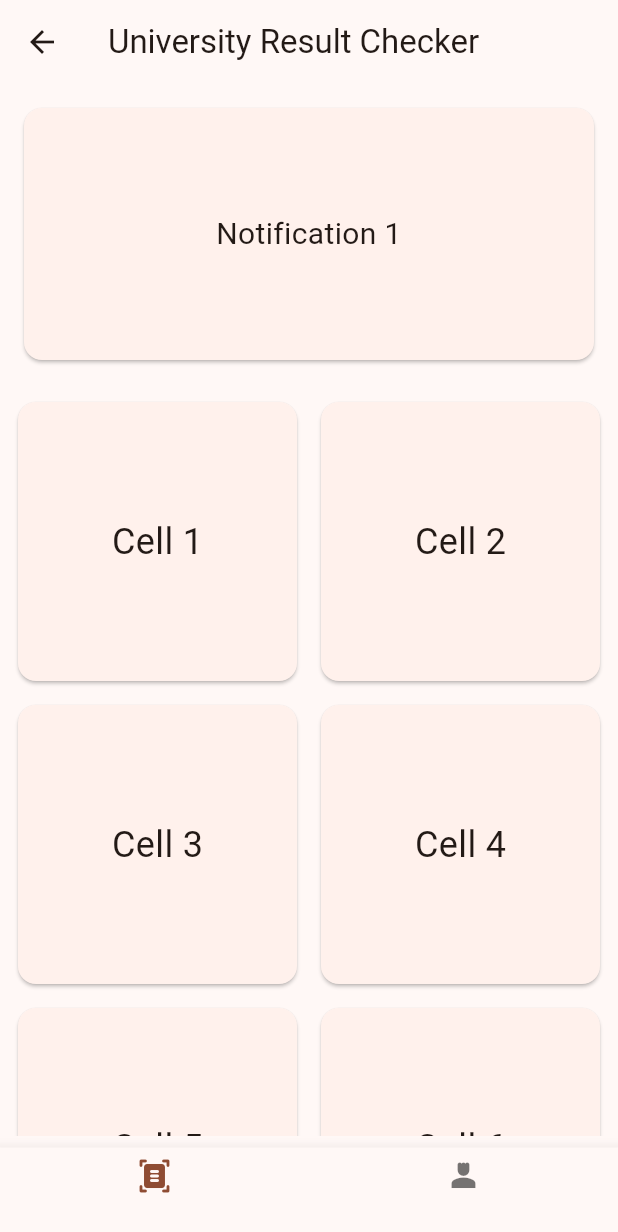
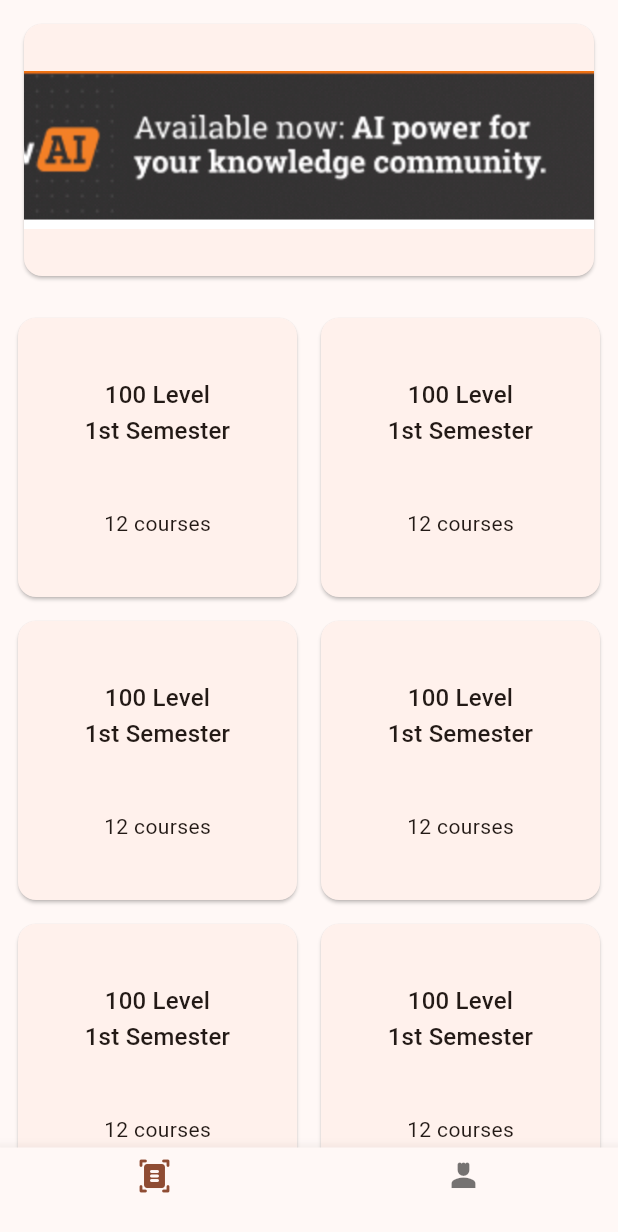
Before and after one commit to ANTONINEUTRON/ful_result_checker, a Flutter app: the screen it shows after launch, after a tap on "Get Started", after a tap on "Submit", on a phone screen of 412 x 824 dp. Shown: the top 1232 px of the screen. Run offline on Flutter 3.47's test engine with Material 3 defaults, Android fonts, the phone set to English and light mode, and no system bars; our stand-ins replace freezed_annotation.

Commit message:
Good point to pause

```diff
--- a/lib/pages/dashboard_home_view.dart
+++ b/lib/pages/dashboard_home_view.dart
@@ -1,5 +1,7 @@
-
 import 'package:flutter/material.dart';
+import 'package:ful_result_checker/pages/result_view_page.dart';
+import 'package:ful_result_checker/widgets/course_item.dart';
+import 'package:ful_result_checker/widgets/notifications.dart';
 
 class DashboardHomeView extends StatelessWidget {
   const DashboardHomeView({super.key});
@@ -7,81 +9,32 @@ class DashboardHomeView extends StatelessWidget {
   @override
   Widget build(BuildContext context) {
     return Scaffold(
-      appBar: AppBar(
-        title: Text('University Result Checker'),
-      ),
-      body: Column(
-        children: [
-          // Notification PageView
-          Container(
-            height: 200,
-            child: PageView(
-              children: [
-                NotificationCard(message: 'Notification 1'),
-                NotificationCard(message: 'Notification 2'),
-                NotificationCard(message: 'Notification 3'),
-              ],
-            ),
-          ),
-          // GridView with 8 cells in 2x2 layout
-          Expanded(
-            child: Padding(
+      body: SingleChildScrollView(
+        child: Column(
+          children: [
+            // Notification PageView
+            const Notifications(),
+            // GridView with 8 cells in 2x2 layout
+            Padding(
               padding: const EdgeInsets.all(8.0),
               child: GridView.builder(
-                gridDelegate: SliverGridDelegateWithFixedCrossAxisCount(
+                gridDelegate: const SliverGridDelegateWithFixedCrossAxisCount(
                   crossAxisCount: 2,
                   childAspectRatio: 1.0,
                   crossAxisSpacing: 8.0,
                   mainAxisSpacing: 8.0,
                 ),
+                shrinkWrap: true,
+                physics: const NeverScrollableScrollPhysics(),
                 itemCount: 8,
                 itemBuilder: (context, index) {
-                  return GridCell(index: index);
+                  return CourseItem(index: index);
                 },
               ),
             ),
-          ),
-        ],
-      ),
-    );
-  }
-}
-
-
-class NotificationCard extends StatelessWidget {
-  final String message;
-
-  const NotificationCard({Key? key, required this.message}) : super(key: key);
-
-  @override
-  Widget build(BuildContext context) {
-    return Card(
-      margin: EdgeInsets.all(16.0),
-      child: Center(
-        child: Text(
-          message,
-          style: TextStyle(fontSize: 20.0),
-          textAlign: TextAlign.center,
+          ],
         ),
       ),
     );
   }
 }
-
-class GridCell extends StatelessWidget {
-  final int index;
-
-  const GridCell({Key? key, required this.index}) : super(key: key);
-
-  @override
-  Widget build(BuildContext context) {
-    return Card(
-      child: Center(
-        child: Text(
-          'Cell ${index + 1}',
-          style: TextStyle(fontSize: 24.0),
-        ),
-      ),
-    );
-  }
-}
--- a/lib/pages/dashboard_profile_view.dart
+++ b/lib/pages/dashboard_profile_view.dart
@@ -1,4 +1,3 @@
-
 import 'package:flutter/material.dart';
 
 class DashboardProfileView extends StatelessWidget {
@@ -6,8 +5,81 @@ class DashboardProfileView extends StatelessWidget {
 
   @override
   Widget build(BuildContext context) {
-    return Container(
-      child: Text(""),
+    return Padding(
+      padding: const EdgeInsets.all(16.0),
+      child: Column(
+        crossAxisAlignment: CrossAxisAlignment.stretch,
+        children: [
+          Container(
+            decoration: const BoxDecoration(
+              shape: BoxShape.circle,
+              color: Colors.white,
+            ),
+            child: const Icon(
+              Icons.person_2,
+              size: 200,
+            ),
+          ),
+          const Text(
+            "Username",
+            textAlign: TextAlign.center,
+            style: TextStyle(
+              fontSize: 18,
+            ),
+          ),
+          const Text(
+            "User Email",
+            textAlign: TextAlign.center,
+            style: TextStyle(
+              fontSize: 18,
+            ),
+          ),
+          const SizedBox(
+            height: 24,
+          ),
+          const ProfileItems(
+            title: "Update Profile",
+          ),
+          const ProfileItems(
+            title: "Change password",
+          ),
+          const ProfileItems(
+            title: "Privacy policy",
+          ),
+          const ProfileItems(
+            title: "Theme",
+          ),
+          const ProfileItems(
+            title: "Sign out",
+            color: Colors.red,
+          ),
+        ],
+      ),
     );
   }
 }
+
+class ProfileItems extends StatelessWidget {
+  const ProfileItems({
+    super.key,
+    required this.title,
+    this.color,
+  });
+
+  final String title;
+  final Color? color;
+
+  @override
+  Widget build(BuildContext context) {
+    return Column(
+      children: [
+        ListTile(
+          title: Text(title),
+          trailing: const Icon(Icons.arrow_forward_ios_outlined),
+          textColor: color,
+        ),
+        const Divider(),
+      ],
+    );
+  }
+}
--- a/lib/pages/home_page.dart
+++ b/lib/pages/home_page.dart
@@ -40,10 +40,7 @@ class _HomePageState extends State<HomePage> {
                 const SizedBox(height: 10),
                 const Text(
                   'Result Checker',
-                  style: TextStyle(
-                    fontSize: 22,
-                    fontWeight: FontWeight.bold
-                  ),
+                  style: TextStyle(fontSize: 22, fontWeight: FontWeight.bold),
                   textAlign: TextAlign.center,
                 ),
                 const SizedBox(height: 50),
@@ -75,7 +72,6 @@ class _HomePageState extends State<HomePage> {
                                     border: OutlineInputBorder(),
                                     label: Text("Enter your matric number"),
                                   ),
-
                                 ),
                                 const SizedBox(
                                   height: 16,
@@ -87,7 +83,9 @@ class _HomePageState extends State<HomePage> {
                                   ),
                                   obscureText: true,
                                 ),
-                                const SizedBox(height: 24,),
+                                const SizedBox(
+                                  height: 24,
+                                ),
                                 ElevatedButton(
                                   style: ElevatedButton.styleFrom(
                                     padding: const EdgeInsets.symmetric(
@@ -98,7 +96,10 @@ class _HomePageState extends State<HomePage> {
                                     backgroundColor: Colors.green,
                                     foregroundColor: Colors.white,
                                   ),
-                                  onPressed: () => Navigator.push(context, DashboardPage.route()),
+                                  onPressed: () => Navigator.pushReplacement(
+                                    context,
+                                    DashboardPage.route(),
+                                  ),
                                   child: const Text("Submit"),
                                 )
                               ],
@@ -109,7 +110,9 @@ class _HomePageState extends State<HomePage> {
                           onPressed: () => _toggleShowLogin(),
                           style: ElevatedButton.styleFrom(
                             padding: const EdgeInsets.symmetric(
-                                horizontal: 50, vertical: 15),
+                              horizontal: 50,
+                              vertical: 15,
+                            ),
                             textStyle: const TextStyle(fontSize: 18),
                           ),
                           child: const Text('Get Started'),
--- /dev/null
+++ b/lib/pages/result_view_page.dart
@@ -0,0 +1,21 @@
+import 'package:flutter/material.dart';
+
+class ResultViewPage extends StatelessWidget {
+  const ResultViewPage({super.key});
+
+  static route() => MaterialPageRoute(
+        builder: (context) => const ResultViewPage(),
+      );
+
+  @override
+  Widget build(BuildContext context) {
+    return Scaffold(
+      appBar: AppBar(
+        title: const Text("100 Level 2nd Semester"),
+      ),
+      body: ListView(
+        children: [],
+      ),
+    );
+  }
+}
--- a/lib/repositories/student_repository.dart
+++ b/lib/repositories/student_repository.dart
@@ -4,15 +4,15 @@ import 'package:ful_result_checker/model/student.dart';
 
 class StudentRepository {
   Student getStudent(String accessKey) {
-    return students.elementAt(
-      students.indexWhere((student) {
+    return _students.elementAt(
+      _students.indexWhere((student) {
         return student.password == accessKey;
       }),
     );
   }
 }
 
-List<Student> students = [
+List<Student> _students = [
   Student(
     matric: 'MAT001',
     name: 'Alice Johnson',
@@ -90,14 +90,14 @@ List<Semester> generateSemesters(int count) {
   for (int i = 1; i <= count; i++) {
     semesters.add(Semester(
       title: 'Semester $i',
-      courses: generateCourses(),
+      courses: _generateCourses(),
       gpa: (2.5 + i * 0.2).clamp(0.0, 4.0),
     ));
   }
   return semesters;
 }
 
-List<Course> generateCourses() {
+List<Course> _generateCourses() {
   return [
     Course(
       code: 'CSC101',
--- /dev/null
+++ b/lib/widgets/course_item.dart
@@ -0,0 +1,37 @@
+
+
+import 'package:flutter/material.dart';
+import 'package:ful_result_checker/pages/result_view_page.dart';
+
+class CourseItem extends StatelessWidget {
+  final int index;
+
+  const CourseItem({
+    super.key,
+    required this.index,
+  });
+
+  @override
+  Widget build(BuildContext context) {
+    return GestureDetector(
+      onTap: () {
+        Navigator.push(context, ResultViewPage.route());
+      },
+      child: Card(
+        child: Center(
+          child: Column(
+            mainAxisAlignment: MainAxisAlignment.spaceEvenly,
+            children: [
+              Text(
+                "100 Level \n1st Semester",
+                style: Theme.of(context).textTheme.titleMedium,
+                textAlign: TextAlign.center,
+              ),
+              Text("12 courses"),
+            ],
+          ),
+        ),
+      ),
+    );
+  }
+}
--- /dev/null
+++ b/lib/widgets/notification_card.dart
@@ -0,0 +1,27 @@
+import 'package:flutter/material.dart';
+
+class NotificationCard extends StatelessWidget {
+  const NotificationCard({
+    super.key,
+    required this.filename,
+  });
+
+  final String filename;
+
+  @override
+  Widget build(BuildContext context) {
+    return Card(
+      margin: const EdgeInsets.all(16.0),
+      child: Center(
+        child: Image.asset(
+          filename,fit: BoxFit.cover,
+        ),
+        // Text(
+        //   message,
+        //   style: const TextStyle(fontSize: 20.0),
+        //   textAlign: TextAlign.center,
+        // ),
+      ),
+    );
+  }
+}
--- /dev/null
+++ b/lib/widgets/notifications.dart
@@ -0,0 +1,61 @@
+import 'dart:async';
+
+import 'package:flutter/material.dart';
+import 'package:ful_result_checker/pages/dashboard_home_view.dart';
+import 'package:ful_result_checker/widgets/notification_card.dart';
+
+class Notifications extends StatefulWidget {
+  const Notifications({
+    super.key,
+  });
+
+  @override
+  State<Notifications> createState() => _NotificationsState();
+}
+
+class _NotificationsState extends State<Notifications> {
+  late PageController _pageController;
+  int _index = 0;
+  final pages = const [
+    NotificationCard(filename: 'assets/noti_1.png'),
+    NotificationCard(filename: 'assets/noti_1.png'),
+    NotificationCard(filename: 'assets/noti_1.png'),
+  ];
+
+  @override
+  void initState() {
+    super.initState();
+    _pageController = PageController();
+    WidgetsBinding.instance.addPostFrameCallback((_) {
+      if (_pageController.hasClients) {
+        Timer.periodic(
+          Duration(seconds: 8),
+          (timer) {
+            if (_index > (pages.length - 1)) {
+              _index = 0;
+            } else {
+              _index = _index + 1;
+            }
+
+            _pageController.animateToPage(
+              _index,
+              duration: Duration(seconds: 2),
+              curve: Curves.bounceOut,
+            );
+          },
+        );
+      }
+    });
+  }
+
+  @override
+  Widget build(BuildContext context) {
+    return Container(
+      height: 200,
+      child: PageView(
+        controller: _pageController,
+        children: pages,
+      ),
+    );
+  }
+}
```
Also changed, not shown: assets/noti_1.png (added).
